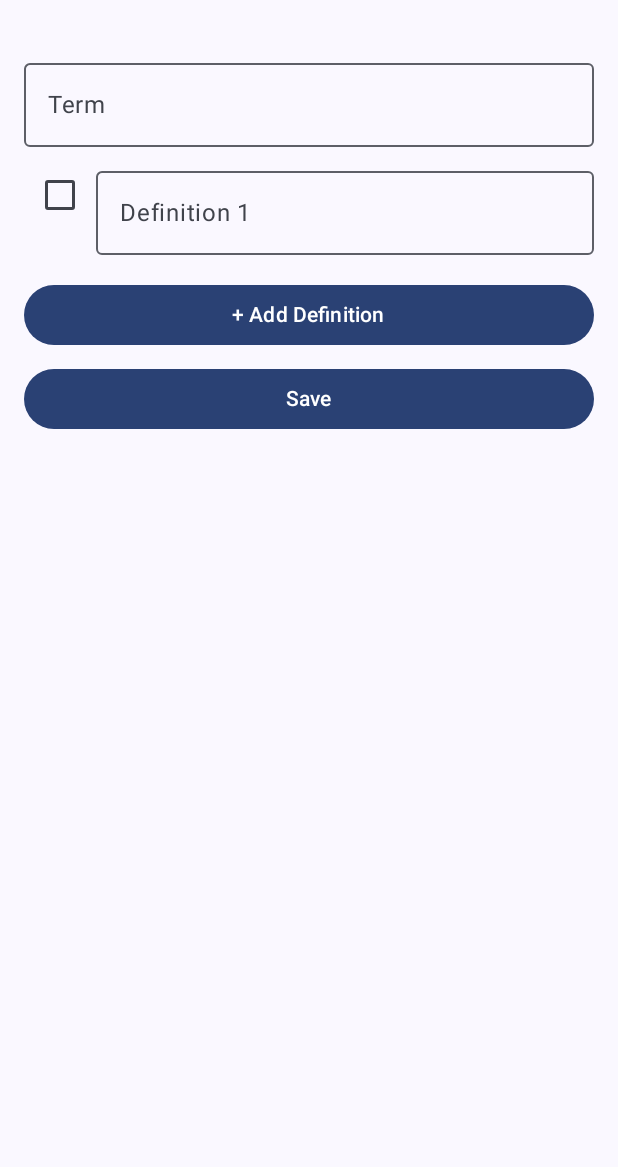
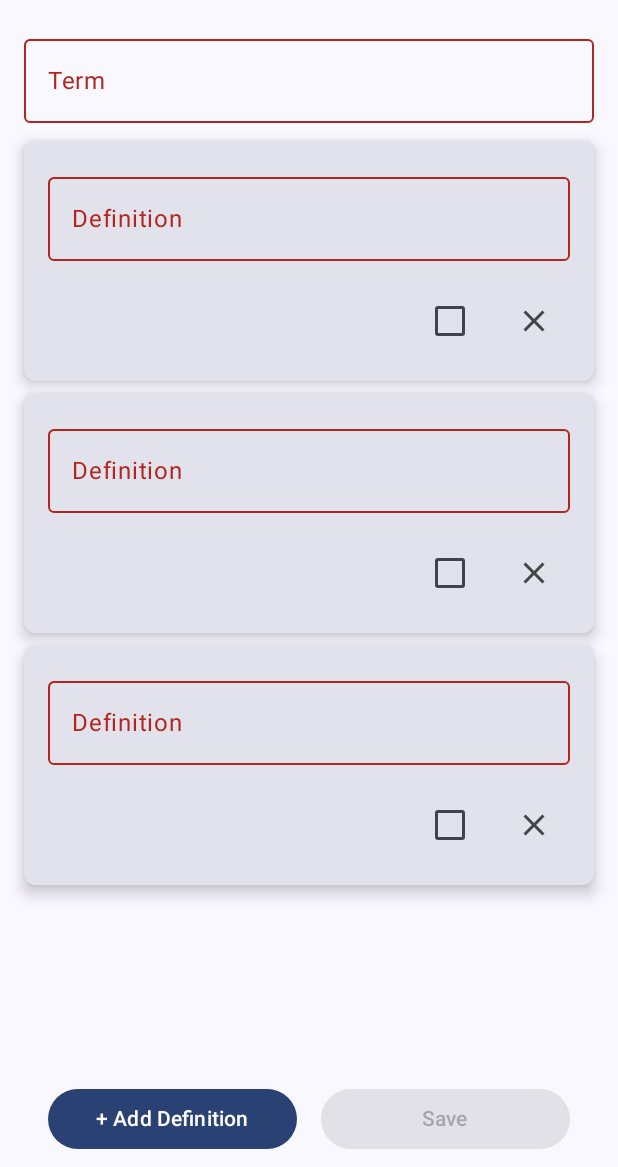
Before and after one commit to yunu-git/flashcards, an Android app built with Jetpack Compose: the CreateFlashcardScreen screen opened through its navigation route, after a tap on "+ Add Definition", on a phone screen of 412 x 824 dp, the part 69-1236 px from its top. Run offline under Robolectric (Android 15) with nearby library versions, the phone set to English and light mode, and no system bars.

Commit message:
Can create flashcard now (vertical )

```diff
--- a/app/src/main/java/nz/ac/canterbury/seng303/as1/MainActivity.kt
+++ b/app/src/main/java/nz/ac/canterbury/seng303/as1/MainActivity.kt
@@ -114,9 +114,8 @@ class MainActivity : ComponentActivity() {
                             composable("CreateFlashcard") {
                                 CreateFlashcardScreen(
                                     navController = navController,
-                                    initialTerm = createFlashcardViewModel.term,
-                                    initialDefinitions = createFlashcardViewModel.answers,
-                                    createFlashcardFn = {term, defs -> flashcardViewModel.createFlashcard(term, defs)}
+                                    createFlashcardFn = {term, defs -> flashcardViewModel.createFlashcard(term, defs)},
+                                    viewModel = createFlashcardViewModel
                                 )
                             }
                         }
--- a/app/src/main/java/nz/ac/canterbury/seng303/as1/screens/CreateFlashcardScreen.kt
+++ b/app/src/main/java/nz/ac/canterbury/seng303/as1/screens/CreateFlashcardScreen.kt
@@ -1,49 +1,56 @@
 package nz.ac.canterbury.seng303.as1.screens
 
 import android.app.AlertDialog
-import android.util.Log
 import androidx.compose.foundation.layout.*
+import androidx.compose.foundation.rememberScrollState
+import androidx.compose.foundation.shape.RoundedCornerShape
+import androidx.compose.foundation.verticalScroll
+import androidx.compose.material.icons.Icons
+import androidx.compose.material.icons.outlined.Close
 import androidx.compose.material3.*
 import androidx.compose.runtime.*
+import androidx.compose.ui.Alignment
 import androidx.compose.ui.Modifier
+import androidx.compose.ui.graphics.Color
 import androidx.compose.ui.platform.LocalConfiguration
 import androidx.compose.ui.platform.LocalContext
 import androidx.compose.ui.unit.dp
+import androidx.core.content.ContextCompat
 import androidx.navigation.NavController
+import nz.ac.canterbury.seng303.as1.R
 import nz.ac.canterbury.seng303.as1.models.Answer
+import nz.ac.canterbury.seng303.as1.viewmodels.CreateFlashcardViewModel
 
 @OptIn(ExperimentalMaterial3Api::class)
 @Composable
 fun CreateFlashcardScreen(
     navController: NavController,
-    initialTerm: String,
-    initialDefinitions: List<Answer>,
-    createFlashcardFn: (String, List<Answer>) -> Unit
+    createFlashcardFn: (String, List<Answer>) -> Unit,
+    viewModel: CreateFlashcardViewModel
 ) {
     val configuration = LocalConfiguration.current
     val isPortrait = configuration.orientation == android.content.res.Configuration.ORIENTATION_PORTRAIT
 
-    // Maintain the state for term and definitions
-    var term by remember { mutableStateOf(initialTerm) }
-    var definitions by remember { mutableStateOf(initialDefinitions.toMutableList()) }
 
     if (isPortrait) {
         VerticalCreateFlashcard(
             navController = navController,
-            term = term,
-            onTermChange = { term = it },
-            definitions = definitions,
-            onDefinitionChange = { definitions = it.toMutableList() },
-            createFlashcardFn = createFlashcardFn
+            term = viewModel.term,
+            onTermChange = { it -> viewModel.updateTerm(it) },
+            definitions = viewModel.answers,
+            onDefinitionChange = { newDefinitions -> viewModel.updateAnswers(newDefinitions) },
+            createFlashcardFn = createFlashcardFn,
+            viewModel = viewModel
         )
     } else {
         HorizontalCreateFlashcard(
             navController = navController,
-            term = term,
-            onTermChange = { term = it },
-            definitions = definitions,
-            onDefinitionChange = { definitions = it.toMutableList() },
-            createFlashcardFn = createFlashcardFn
+            term = viewModel.term,
+            onTermChange = { it -> viewModel.updateTerm(it) },
+            definitions = viewModel.answers,
+            onDefinitionChange = { newDefinitions -> viewModel.updateAnswers(newDefinitions) },
+            createFlashcardFn = createFlashcardFn,
+            viewModel = viewModel
         )
     }
 }
@@ -56,7 +63,179 @@ fun VerticalCreateFlashcard(
     onTermChange: (String) -> Unit,
     definitions: List<Answer>,
     onDefinitionChange: (List<Answer>) -> Unit,
-    createFlashcardFn: (String, List<Answer>) -> Unit
+    createFlashcardFn: (String, List<Answer>) -> Unit,
+    viewModel: CreateFlashcardViewModel
+) {
+    val context = LocalContext.current
+    val scrollState = rememberScrollState()
+
+    Box(
+        modifier = Modifier
+            .fillMaxSize()
+            .padding(horizontal = 16.dp)
+    ) {
+        Column(
+            modifier = Modifier
+                .fillMaxSize()
+                .padding(bottom = 60.dp)
+                .verticalScroll(scrollState),
+        ) {
+            // Term text field
+            OutlinedTextField(
+                value = term,
+                onValueChange = { onTermChange(it) },
+                label = { Text("Term") },
+                modifier = Modifier
+                    .fillMaxWidth()
+                    .padding(bottom = 8.dp),
+                isError = term.isBlank()
+            )
+
+            definitions.forEachIndexed { index, answer ->
+                ElevatedCard(
+                    modifier = Modifier
+                        .fillMaxWidth()
+                        .padding(vertical = 4.dp),
+                    elevation = CardDefaults.cardElevation(
+                        defaultElevation = 6.dp
+                    ),
+                    shape = RoundedCornerShape(8.dp),
+                    colors = CardDefaults.cardColors(
+                        containerColor = MaterialTheme.colorScheme.surfaceVariant
+                    )
+                ) {
+                    Column(
+                        modifier = Modifier
+                            .fillMaxWidth()
+                            .padding(16.dp)
+                    ) {
+                        OutlinedTextField(
+                            value = answer.text,
+                            onValueChange = { newDefinition ->
+                                val newDefinitions = definitions.toMutableList()
+                                newDefinitions[index] = answer.copy(text = newDefinition, isCorrect = answer.isCorrect)
+                                onDefinitionChange(newDefinitions)
+                            },
+                            label = { Text("Definition") },
+                            modifier = Modifier
+                                .fillMaxWidth()
+                                .padding(bottom = 8.dp),
+                            isError = answer.text.isBlank()
+                        )
+
+                        Spacer(modifier = Modifier.height(8.dp))
+
+                        Row(
+                            horizontalArrangement = Arrangement.End,
+                            verticalAlignment = Alignment.CenterVertically,
+                            modifier = Modifier.fillMaxWidth()
+                        ) {
+                            if (answer.isCorrect) {
+                                Text(
+                                    text = "Correct!",
+                                    style = MaterialTheme.typography.bodyLarge
+                                )
+                            }
+                            Checkbox(
+
+                                checked = answer.isCorrect,
+                                onCheckedChange = { isChecked ->
+                                    viewModel.updateCorrect(index, isChecked)
+                                },
+                                colors = CheckboxDefaults.colors(checkedColor = Color(ContextCompat.getColor(context, R.color.dark_green)))
+                            )
+
+                            Spacer(modifier = Modifier.width(8.dp))
+
+                            if (definitions.size > 2) {
+                                IconButton(
+                                    onClick = {
+                                        viewModel.removeAnswer(index)
+                                    }
+                                ) {
+                                    Icon(
+                                        imageVector = Icons.Outlined.Close,
+                                        contentDescription = "Delete",
+                                        tint = Color.DarkGray
+                                    )
+                                }
+                            }
+                        }
+                    }
+                }
+            }
+            Spacer(modifier = Modifier.weight(1f))
+            Spacer(modifier = Modifier.height(16.dp))
+        }
+
+        Row(
+            modifier = Modifier
+                .align(Alignment.BottomCenter)
+                .padding(horizontal = 16.dp)
+                .padding(top = 8.dp)
+                .padding(bottom = 8.dp),
+            horizontalArrangement = Arrangement.SpaceBetween,
+
+        ) {
+            Button(
+                onClick = {
+                    val newDefinitions = definitions.toMutableList()
+                    newDefinitions.add(Answer(text = "", isCorrect = false))
+                    onDefinitionChange(newDefinitions)
+                },
+                modifier = Modifier
+                    .weight(1f)
+                    .padding(end = 8.dp)
+            ) {
+                Text(text = "+ Add Definition")
+            }
+
+            Button(
+                onClick = {
+                    val builder = AlertDialog.Builder(context)
+                    createFlashcardFn(term, definitions)
+                    builder.setMessage("Created flashcard!")
+                        .setCancelable(false)
+                        .setPositiveButton("Ok") { dialog, _ ->
+                            onTermChange("")
+                            onDefinitionChange(listOf(Answer("", false), Answer("", false)))
+                            navController.navigate("flashcardList")
+                        }
+                        .setNegativeButton("Cancel") { dialog, _ ->
+                            dialog.dismiss()
+                        }
+
+                    val alert = builder.create()
+                    alert.show()
+                },
+                modifier = Modifier
+                    .weight(1f)
+                    .padding(start = 8.dp),
+                enabled = term.isNotBlank() && definitions.any { d ->
+                    d.isCorrect && d.text.isNotBlank()
+                }
+            ) {
+                Text(text = "Save")
+            }
+        }
+    }
+}
+
+
+
+
+
+
+@OptIn(ExperimentalMaterial3Api::class)
+@Composable
+fun HorizontalCreateFlashcard(
+    navController: NavController,
+    term: String,
+    onTermChange: (String) -> Unit,
+    definitions: List<Answer>,
+    onDefinitionChange: (List<Answer>) -> Unit,
+    createFlashcardFn: (String, List<Answer>) -> Unit,
+    viewModel: CreateFlashcardViewModel
 ) {
     val context = LocalContext.current
 
@@ -71,15 +250,29 @@ fun VerticalCreateFlashcard(
             label = { Text("Term") },
             modifier = Modifier
                 .fillMaxWidth()
-                .padding(bottom = 8.dp)
+                .padding(bottom = 8.dp),
+            isError = term.isBlank()
+
         )
 
         definitions.forEachIndexed { index, answer ->
-            Row {
-                Checkbox(
-                    checked = answer.isCorrect,
-                    onCheckedChange = {answer.isCorrect = it}
+            ElevatedCard(
+                modifier = Modifier
+                    .fillMaxWidth()
+                    .padding(8.dp),
+                elevation = CardDefaults.cardElevation(
+                    defaultElevation = 6.dp
+                ),
+                shape = RoundedCornerShape(8.dp),
+                colors = CardDefaults.cardColors(
+                    containerColor = MaterialTheme.colorScheme.surfaceVariant
                 )
+            ) {
+                Column(
+                    modifier = Modifier
+                        .fillMaxWidth()
+                        .padding(16.dp)
+                ) {
                     OutlinedTextField(
                         value = answer.text,
                         onValueChange = { newDefinition ->
@@ -87,14 +280,48 @@ fun VerticalCreateFlashcard(
                             newDefinitions[index] = answer.copy(text = newDefinition, isCorrect = answer.isCorrect)
                             onDefinitionChange(newDefinitions)
                         },
-                    label = { Text("Definition ${index + 1}") },
+                        label = { Text("Definition") },
                         modifier = Modifier
                             .fillMaxWidth()
-                        .padding(bottom = 8.dp)
+                            .padding(bottom = 8.dp),
+                        isError = answer.text.isBlank()
+                    )
+
+
+                    Spacer(modifier = Modifier.height(8.dp)) // Space between text field and checkbox
+
+                    Row(
+                        verticalAlignment = Alignment.CenterVertically,
+                        modifier = Modifier.fillMaxWidth()
+                    ) {
+                        Checkbox(
+                            checked = answer.isCorrect,
+                            onCheckedChange = { isChecked ->
+                                viewModel.updateCorrect(index, isChecked)
+                            },
+                            colors = CheckboxDefaults.colors(checkedColor = Color(ContextCompat.getColor(context, R.color.dark_green)))
+                        )
+
+                        Spacer(modifier = Modifier.width(8.dp)) // Space between checkbox and delete button
+
+                        if (definitions.size > 2) {
+                            IconButton(
+                                onClick = {
+                                    viewModel.removeAnswer(index)
+                                }
+                            ) {
+                                Icon(
+                                    imageVector = Icons.Outlined.Close,
+                                    contentDescription = "Delete",
+                                    tint = Color.DarkGray
                                 )
                             }
+                        }
+                    }
+                }
+            }
+        }
 
-        }
 
         Button(
             onClick = {
@@ -112,131 +339,26 @@ fun VerticalCreateFlashcard(
         Button(
             onClick = {
                 val builder = AlertDialog.Builder(context)
-                if (definitions.size < 2) {
-                    Log.w("FLASHCARD_VIEW_MODEL", "There must be at least two definitions.")
-                    builder.setMessage("There must be at least two definitions.")
-                        .setCancelable(false)
-                        .setPositiveButton("Ok") {dialog, _ ->
-                            dialog.dismiss()
-                        }
-                } else {
                 createFlashcardFn(term, definitions)
                 builder.setMessage("Created flashcard!")
                     .setCancelable(false)
                     .setPositiveButton("Ok") { dialog, _ ->
                         onTermChange("")
-                            onDefinitionChange(emptyList())
+                        onDefinitionChange(listOf(Answer("", false), Answer("", false)))
                         navController.navigate("flashcardList")
                     }
                     .setNegativeButton("Cancel") { dialog, _ ->
                         dialog.dismiss()
-                        }
-                }
-                val alert = builder.create()
-                alert.show()
-            },
-            modifier = Modifier
-                .fillMaxWidth()
-        ) {
-            Text(text = "Save")
-        }
-    }
-}
-
-@OptIn(ExperimentalMaterial3Api::class)
-@Composable
-fun HorizontalCreateFlashcard(
-    navController: NavController,
-    term: String,
-    onTermChange: (String) -> Unit,
-    definitions: List<Answer>,
-    onDefinitionChange: (List<Answer>) -> Unit,
-    createFlashcardFn: (String, List<Answer>) -> Unit
-) {
-    val context = LocalContext.current
-
-    Column(
-        modifier = Modifier
-            .fillMaxSize()
-            .padding(16.dp)
-    ) {
-        Row(
-            modifier = Modifier
-                .weight(1f)
-                .fillMaxWidth()
-        ) {
-            OutlinedTextField(
-                value = term,
-                onValueChange = { onTermChange(it) },
-                label = { Text("Term") },
-                modifier = Modifier
-                    .fillMaxWidth(0.5f)
-                    .padding(end = 8.dp)
-            )
-
-            Column(
-                modifier = Modifier.weight(1f)
-            ) {
-                definitions.forEachIndexed { index, answer ->
-                    OutlinedTextField(
-                        value = answer.text,
-                        onValueChange = { newDefinition ->
-                            val newDefinitions = definitions.toMutableList()
-                            newDefinitions[index] = answer.copy(text = newDefinition)
-                            onDefinitionChange(newDefinitions)
-                        },
-                        label = { Text("Definition ${index + 1}") },
-                        modifier = Modifier
-                            .fillMaxWidth()
-                            .padding(bottom = 8.dp)
-                    )
-                }
-
-                Button(
-                    onClick = {
-                        val newDefinitions = definitions.toMutableList()
-                        newDefinitions.add(Answer(text = "", isCorrect = false))
-                        onDefinitionChange(newDefinitions)
-                    },
-                    modifier = Modifier
-                        .fillMaxWidth()
-                        .padding(vertical = 8.dp)
-                ) {
-                    Text(text = "+ Add Definition")
-                }
-            }
-        }
-
-        Button(
-            onClick = {
-                val builder = AlertDialog.Builder(context)
-                if (definitions.size < 2) {
-                    Log.w("FLASHCARD_VIEW_MODEL", "There must be at least two definitions.")
-                    builder.setMessage("There must be at least two definitions.")
-                        .setCancelable(false)
-                        .setPositiveButton("Ok") {dialog, _ ->
-                            dialog.dismiss()
-                        }
-                } else {
-                    createFlashcardFn(term, definitions)
-                    builder.setMessage("Created flashcard!")
-                        .setCancelable(false)
-                        .setPositiveButton("Ok") { dialog, _ ->
-                            onTermChange("")
-                            onDefinitionChange(emptyList())
-                            navController.navigate("flashcardList")
-                        }
-                        .setNegativeButton("Cancel") { dialog, _ ->
-                            dialog.dismiss()
-                        }
                     }
 
                 val alert = builder.create()
                 alert.show()
             },
             modifier = Modifier
-                .fillMaxWidth()
-                .padding(top = 16.dp)
+                .fillMaxWidth(),
+            enabled = term.isNotBlank() && definitions.any { d ->
+                d.isCorrect && d.text.isNotBlank()
+            }
         ) {
             Text(text = "Save")
         }
--- a/app/src/main/java/nz/ac/canterbury/seng303/as1/viewmodels/CreateFlashcardViewModel.kt
+++ b/app/src/main/java/nz/ac/canterbury/seng303/as1/viewmodels/CreateFlashcardViewModel.kt
@@ -11,7 +11,7 @@ class CreateFlashcardViewModel : ViewModel() {
     var term by mutableStateOf("")
         private set
 
-    var answers by mutableStateOf(listOf<Answer>())
+    var answers by mutableStateOf(listOf<Answer>(Answer("", false), Answer("", false)))
         private set
 
     fun updateTerm(newTerm: String) {
@@ -24,6 +24,10 @@ class CreateFlashcardViewModel : ViewModel() {
         }
     }
 
+    fun updateAnswers(newAnswers: List<Answer>) {
+        answers = newAnswers;
+    }
+
     fun addAnswer(answer: Answer) {
         answers = answers.toMutableList().apply { add(answer) }
     }
@@ -34,4 +38,14 @@ class CreateFlashcardViewModel : ViewModel() {
         }
     }
 
+    fun updateCorrect(index: Int, selected: Boolean) {
+        answers = answers.mapIndexed { i, answer ->
+            if (i == index) {
+                answer.copy(isCorrect = selected)
+            } else {
+                answer.copy(isCorrect = false)
+            }
+        }
+    }
+
 }
--- a/app/src/main/res/values/colors.xml
+++ b/app/src/main/res/values/colors.xml
@@ -8,4 +8,5 @@
     <color name="black">#FF000000</color>
     <color name="white">#FFFFFFFF</color>
     <color name="theme_color">#435D91</color>
+    <color name="dark_green">#357A38</color>
 </resources>
```
Lines whose indentation alone changed are shown as unchanged.
